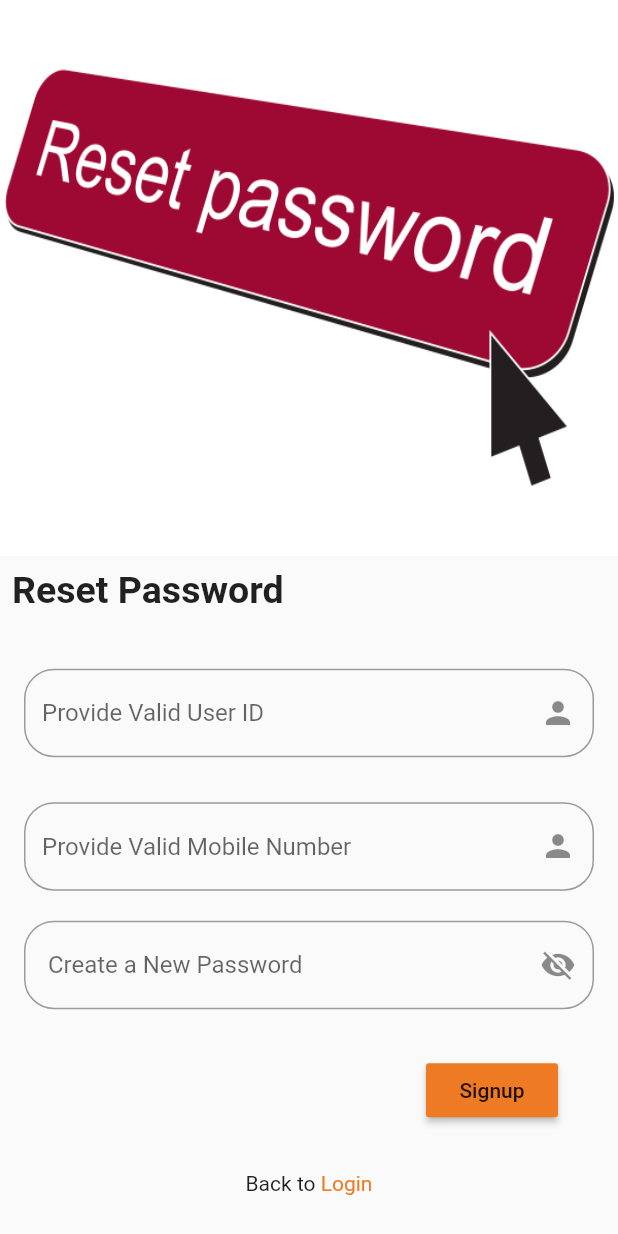
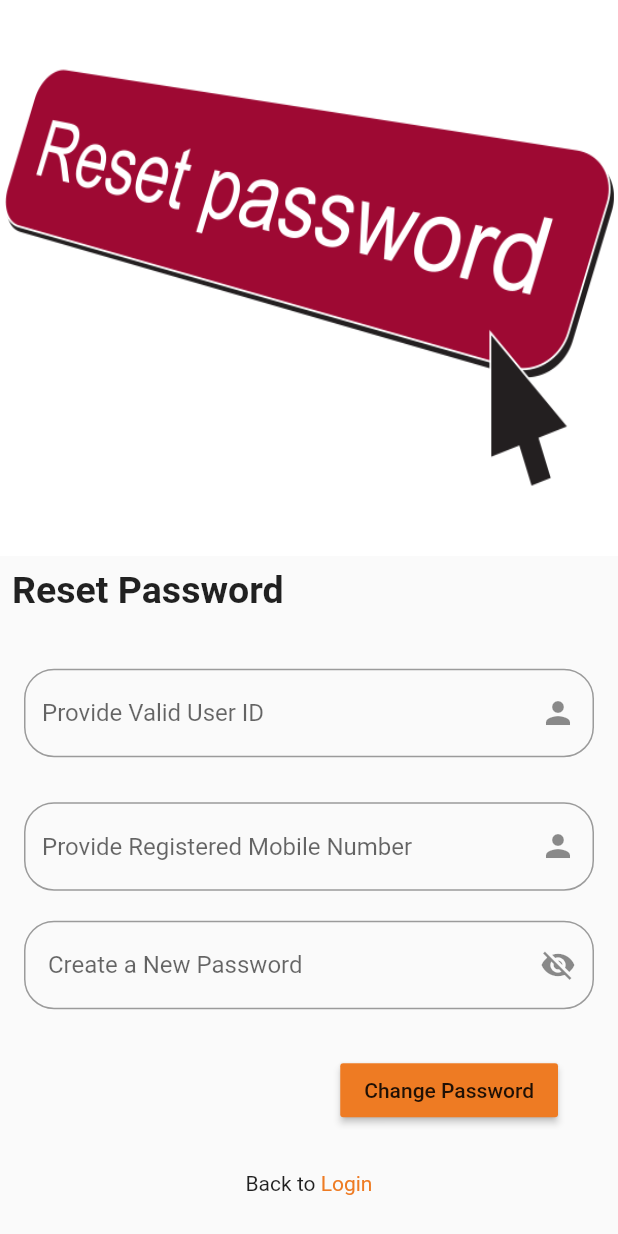
Before and after one commit to nayeem202/Celloscope-FlutterApp, a Flutter app: the Reset screen opened directly, on a phone screen of 412 x 824 dp. Run offline on Flutter 3.47's test engine with Material 2 defaults, Android fonts, the phone set to English and light mode, and no system bars; our stand-ins replace fluttertoast.

Commit message:
update all

```diff
--- a/lib/views/login.dart
+++ b/lib/views/login.dart
@@ -75,6 +75,7 @@ class _LoginState extends State<Login> {
         width: width,
         child: SingleChildScrollView(
           child: Form(
+            autovalidateMode: AutovalidateMode.onUserInteraction,
             key: _formKey,
             child: Column(
               mainAxisAlignment: MainAxisAlignment.center,
--- a/lib/views/reset_password.dart
+++ b/lib/views/reset_password.dart
@@ -16,12 +16,12 @@ class Reset extends StatefulWidget {
 class _ResetState extends State<Reset> {
 
   final _http = HttpHelper();
-
+  final _formKey = GlobalKey<FormState>();
   final _userId = TextEditingController();
   final _mobile = TextEditingController();
   final _password = TextEditingController();
 
-  save() async{
+  reset() async{
     String userId = _userId.value.text;
     String mobile = _mobile.value.text;
     String password = _password.value.text;
@@ -94,6 +94,9 @@ class _ResetState extends State<Reset> {
         height: height,
         width: width,
         child: SingleChildScrollView(
+          child: Form(
+            autovalidateMode: AutovalidateMode.onUserInteraction,
+            key: _formKey,
             child: Column(
               mainAxisAlignment: MainAxisAlignment.center,
               children: [
@@ -114,7 +117,13 @@ class _ResetState extends State<Reset> {
                 SizedBox(height: 30.0,),
                 Padding(
                   padding: EdgeInsets.only(left: 16, right: 16),
-                child: TextField(
+                  child: TextFormField(
+                    validator: (value) {
+                      if (value == null || value.isEmpty) {
+                        return 'Please enter User ID';
+                      }
+                      return null;
+                    },
                     controller: _userId,
                     decoration: InputDecoration(
                       hintText: 'Provide Valid User ID',
@@ -128,10 +137,17 @@ class _ResetState extends State<Reset> {
                 SizedBox(height: 30.0,),
                 Padding(
                   padding: EdgeInsets.only(left: 16, right: 16),
-                child: TextField(
+                  child: TextFormField(
+
+                    validator: (value) {
+                      if (value == null || value.isEmpty) {
+                        return 'Provide Registered Mobile Number';
+                      }
+                      return null;
+                    },
                     controller: _mobile,
                     decoration: InputDecoration(
-                    hintText: 'Provide Valid Mobile Number',
+                      hintText: 'Provide Registered Mobile Number',
                       suffixIcon: Icon(Icons.person),
                       border: OutlineInputBorder(
                         borderRadius: BorderRadius.circular(20.0),
@@ -144,7 +160,13 @@ class _ResetState extends State<Reset> {
                 SizedBox(height: 20.0,),
                 Padding(
                   padding: EdgeInsets.only(left: 16, right: 16),
-                child: TextField(
+                  child: TextFormField(   validator: (value) {
+                    if (value == null || value.isEmpty) {
+                      return 'Please input your new Password';
+                    }
+                    return null;
+                  },
+
                     controller: _password,
                     obscureText: true,
                     decoration: InputDecoration(
@@ -166,10 +188,14 @@ class _ResetState extends State<Reset> {
                     mainAxisAlignment: MainAxisAlignment.end,
                     children: [
                       RaisedButton(
-                      child: Text('Signup'),
+                        child: Text('Change Password'),
                         color: Color(0xffEE7B23),
                         onPressed: (){
-                        save();
+                          if(_formKey.currentState!.validate()){
+                            reset();
+                          }
+
+
                         },
                       ),
                     ],
@@ -203,6 +229,7 @@ class _ResetState extends State<Reset> {
             ),
           ),
         ),
+      ),
     );
   }
 }
--- a/lib/views/signup.dart
+++ b/lib/views/signup.dart
@@ -90,6 +90,7 @@ class _SignupState extends State<Signup> {
         child: SingleChildScrollView(
           child: Form(
             key: _formKey,
+            autovalidateMode: AutovalidateMode.onUserInteraction,
             child: Column(
               mainAxisAlignment: MainAxisAlignment.center,
               children: [
```
Lines whose indentation alone changed are shown as unchanged.
